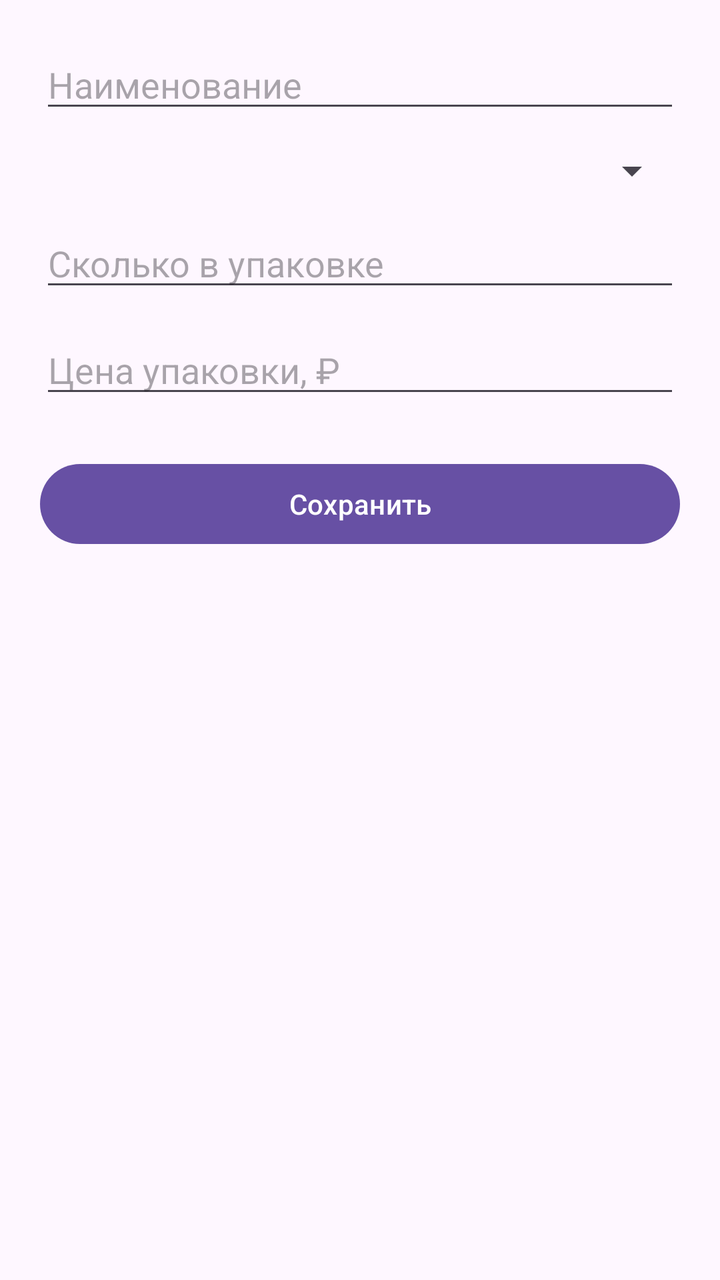
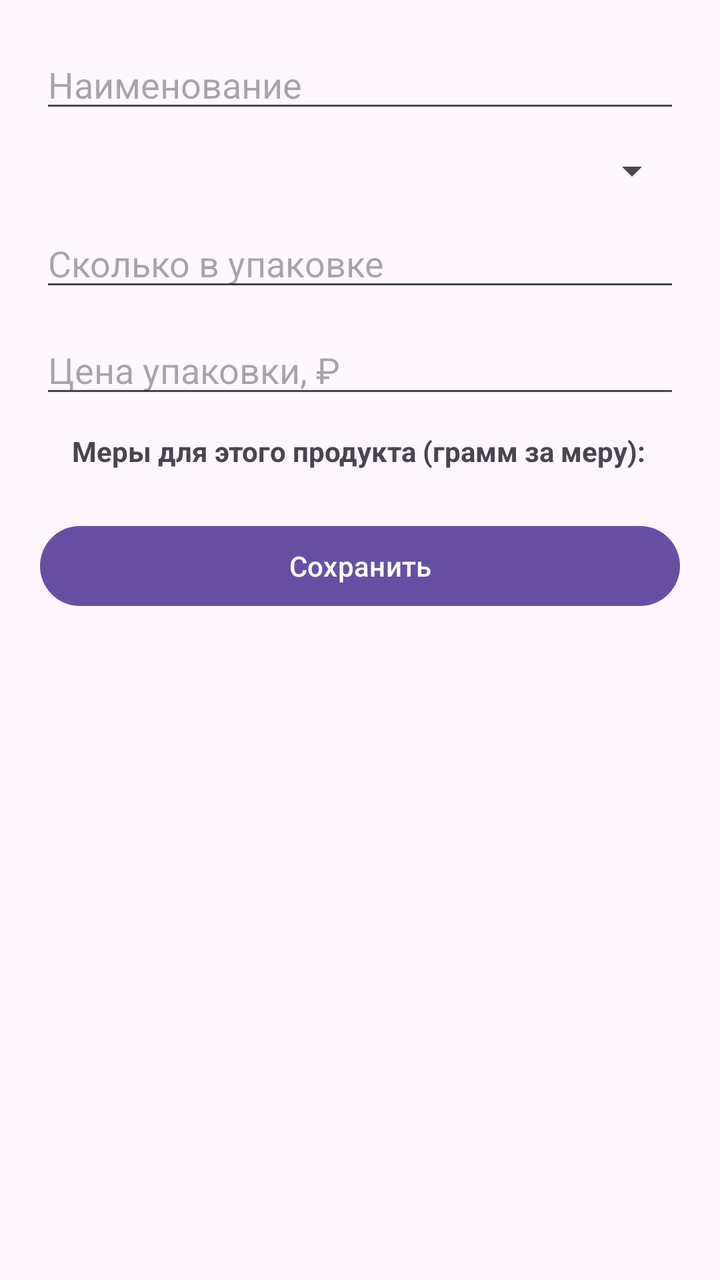

Two renders of the same Android screen: before a commit and after it. Below are the layout's source before the change and the commit's diff.
<!-- AndroidManifest.xml: application theme Theme.CondiCalc -->
<!-- res/layout/activity_edit_product.xml -->
<?xml version="1.0" encoding="utf-8"?>
<ScrollView xmlns:android="http://schemas.android.com/apk/res/android"
    android:fitsSystemWindows="true"
    android:layout_width="match_parent"
    android:layout_height="match_parent">

    <LinearLayout
        android:orientation="vertical"
        android:padding="20dp"
        android:layout_width="match_parent"
        android:layout_height="wrap_content"
        android:fitsSystemWindows="true">

        <EditText
            android:id="@+id/editName"
            android:hint="Наименование"
            android:inputType="text"
            android:layout_width="match_parent"
            android:layout_height="wrap_content" />

        <Spinner
            android:id="@+id/editUnit"
            android:layout_marginTop="12dp"
            android:layout_width="match_parent"
            android:layout_height="wrap_content" />

        <EditText
            android:id="@+id/editPackAmount"
            android:hint="Сколько в упаковке"
            android:inputType="numberDecimal"
            android:layout_marginTop="12dp"
            android:layout_width="match_parent"
            android:layout_height="wrap_content" />

        <EditText
            android:id="@+id/editPackPrice"
            android:hint="Цена упаковки, ₽"
            android:inputType="numberDecimal"
            android:layout_marginTop="12dp"
            android:layout_width="match_parent"
            android:layout_height="wrap_content" />

        <Button
            android:id="@+id/saveBtn"
            android:text="Сохранить"
            android:layout_marginTop="24dp"
            android:layout_width="match_parent"
            android:layout_height="wrap_content" />
    </LinearLayout>
</ScrollView>
<!-- resources referenced by this layout -->
<resources>
  <style name="Theme.CondiCalc" parent="Theme.Material3.DayNight.NoActionBar" />
</resources>

<!-- the commit's change to res/layout/activity_edit_product.xml (unified diff, before → after) -->
@@ -40,6 +40,23 @@
             android:layout_width="match_parent"
             android:layout_height="wrap_content" />
 
+        
+        <TextView
+            android:layout_width="match_parent"
+            android:layout_height="wrap_content"
+            android:paddingStart="16dp"
+            android:paddingEnd="16dp"
+            android:paddingTop="12dp"
+            android:text="Меры для этого продукта (грамм за меру):"
+            android:textStyle="bold" />
+
+        <LinearLayout
+            android:id="@+id/convContainer"
+            android:layout_width="match_parent"
+            android:layout_height="wrap_content"
+            android:orientation="vertical"
+            android:paddingHorizontal="16dp" />
+
         <Button
             android:id="@+id/saveBtn"
             android:text="Сохранить"
